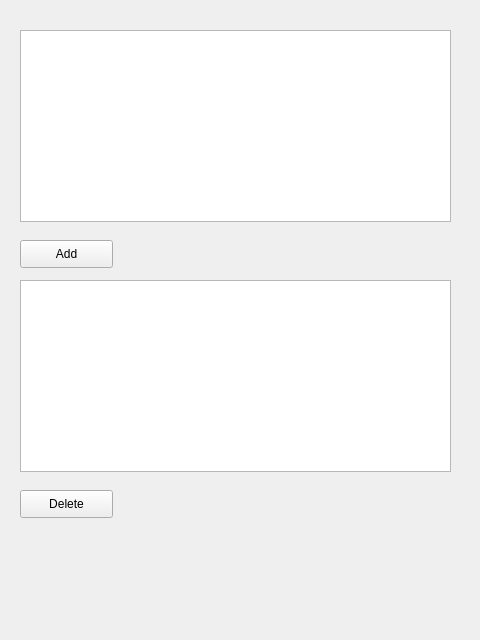
Before: the Qt Designer form src/stackedwindow.ui in hsBoyz/MiniLockSync, drawn with Qt 5.
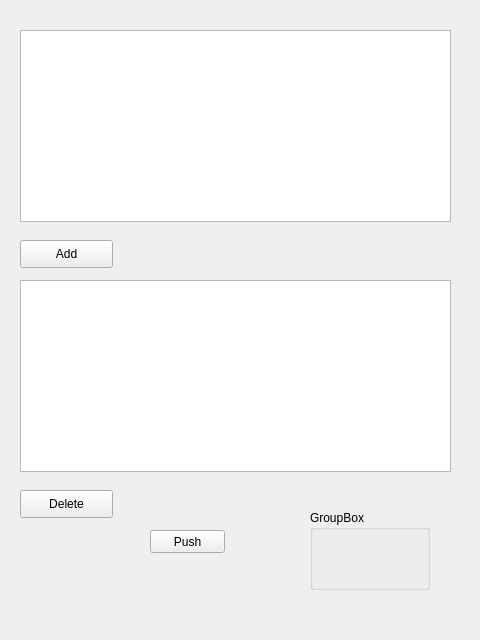
After: the same form once the commit is applied.

The edit to the form file:
```diff
--- a/src/stackedwindow.ui
+++ b/src/stackedwindow.ui
@@ -327,6 +327,32 @@
      </rect>
     </property>
    </widget>
+   <widget class="QPushButton" name="pushButton_11">
+    <property name="geometry">
+     <rect>
+      <x>150</x>
+      <y>530</y>
+      <width>75</width>
+      <height>23</height>
+     </rect>
+    </property>
+    <property name="text">
+     <string>Push</string>
+    </property>
+   </widget>
+   <widget class="QGroupBox" name="groupBox_2">
+    <property name="geometry">
+     <rect>
+      <x>310</x>
+      <y>510</y>
+      <width>120</width>
+      <height>80</height>
+     </rect>
+    </property>
+    <property name="title">
+     <string>GroupBox</string>
+    </property>
+   </widget>
   </widget>
   <widget class="QWidget" name="Dropbox">
    <widget class="QPushButton" name="pushZurueckDropbox">
```
